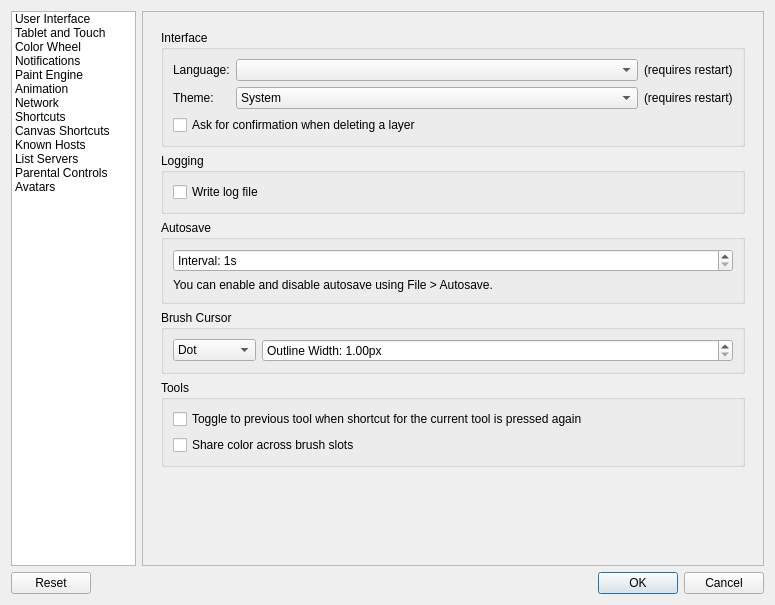
Old version of the form src/desktop/ui/settings.ui in the repository drawpile/Drawpile.
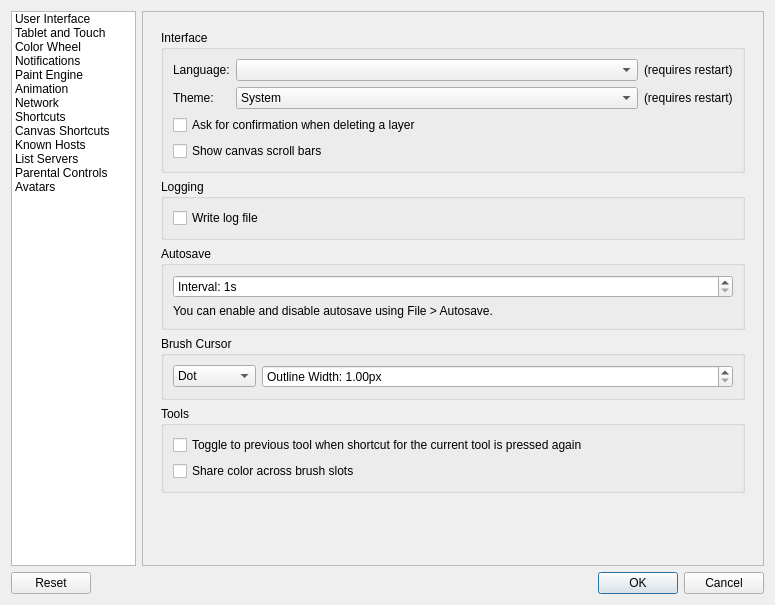
New version of the form. Icons and pictures are not drawn. Custom widgets are drawn as their Qt base class.

Commit message: Allow toggling canvas view scrollbars

Patch:
```diff
--- a/src/desktop/ui/settings.ui
+++ b/src/desktop/ui/settings.ui
@@ -200,6 +200,13 @@
                  </property>
                 </widget>
                </item>
+               <item row="3" column="0" colspan="2">
+                <widget class="QCheckBox" name="canvasScrollBarsBox">
+                 <property name="text">
+                  <string>Show canvas scroll bars</string>
+                 </property>
+                </widget>
+               </item>
               </layout>
              </widget>
             </item>
```
The commit also changes 4 other files.
